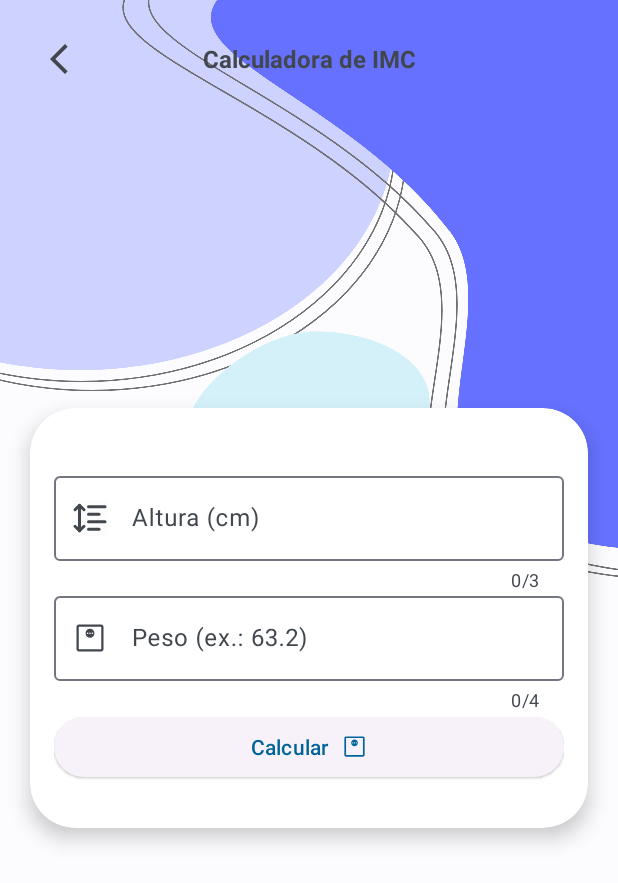
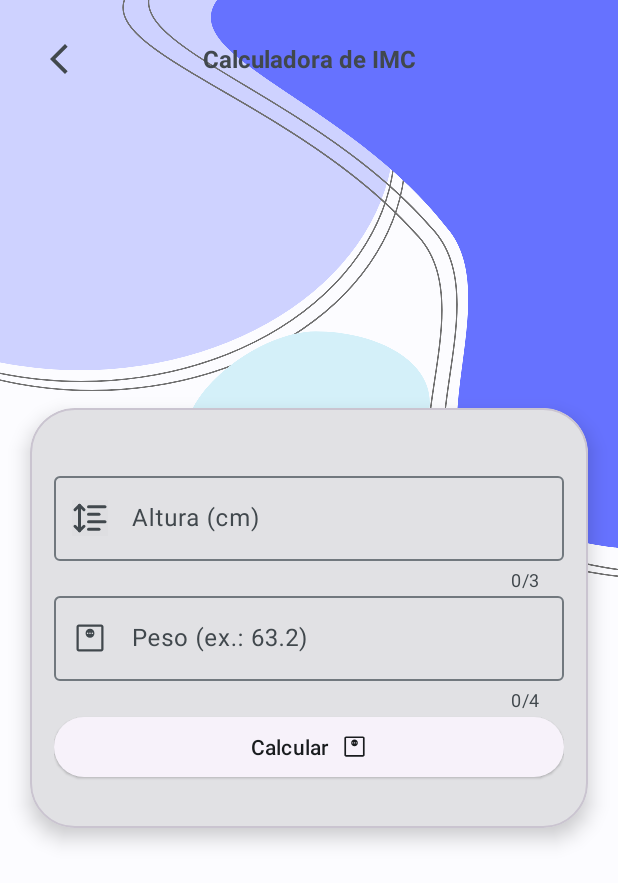
Before and after one commit to rodrigofelixf/nao-reveze, an Android app: the CalculateImcFragment screen opened through its navigation route, on a phone screen of 412 x 824 dp. Shown: the top 883 px of the screen. Run offline under Robolectric (Android 15) with nearby library versions, the phone set to English and light mode, and no system bars; our stand-ins replace navigation-ui.

Commit message:
atualizacao de cores

```diff
--- a/app/src/main/java/br/com/rodrigo/naoreveze/MainActivity.kt
+++ b/app/src/main/java/br/com/rodrigo/naoreveze/MainActivity.kt
@@ -1,5 +1,7 @@
 package br.com.rodrigo.naoreveze
 
+import android.content.res.ColorStateList
+import android.graphics.Color
 import androidx.appcompat.app.AppCompatActivity
 import android.os.Bundle
 
@@ -26,6 +28,9 @@ class MainActivity : AppCompatActivity() {
     override fun onCreate(savedInstanceState: Bundle?) {
         super.onCreate(savedInstanceState)
         setContentView(binding.root)
+
+        binding.bottomNavigation.itemActiveIndicatorColor = ColorStateList.valueOf(getColor(R.color.md_theme_dark_surfaceVariant)
+        )
 
         initBottomNavigation()
 
--- a/app/src/main/res/layout/activity_main.xml
+++ b/app/src/main/res/layout/activity_main.xml
@@ -26,9 +26,13 @@
         android:id="@+id/bottom_navigation"
         android:layout_width="match_parent"
         android:layout_height="wrap_content"
+        app:itemBackground="@color/seed"
+        app:itemIconTint="@color/app_color_white"
+        app:itemTextColor="@color/app_color_white"
         app:itemIconSize="35dp"
         app:layout_constraintBottom_toBottomOf="parent"
         app:layout_constraintEnd_toEndOf="parent"
+        app:layout_constraintHorizontal_bias="0.0"
         app:layout_constraintStart_toStartOf="parent"
         app:menu="@menu/bottom_navigation_menu" />
 
--- a/app/src/main/res/layout/fragment_calculate_imc.xml
+++ b/app/src/main/res/layout/fragment_calculate_imc.xml
@@ -46,7 +46,7 @@
         app:layout_constraintStart_toStartOf="parent"
         app:layout_constraintTop_toTopOf="parent" />
 
-    <androidx.cardview.widget.CardView
+    <com.google.android.material.card.MaterialCardView
         android:id="@+id/cardView"
         android:layout_width="match_parent"
         android:layout_height="280dp"
@@ -127,7 +127,7 @@
                 android:visibility="invisible" />
         </FrameLayout>
 
-    </androidx.cardview.widget.CardView>
+    </com.google.android.material.card.MaterialCardView>
 
 
 </androidx.constraintlayout.widget.ConstraintLayout>
--- a/app/src/main/res/layout/fragment_home.xml
+++ b/app/src/main/res/layout/fragment_home.xml
@@ -3,6 +3,7 @@
     xmlns:app="http://schemas.android.com/apk/res-auto"
     xmlns:tools="http://schemas.android.com/tools"
     android:layout_width="match_parent"
+    android:background="@color/background_app"
     android:layout_height="match_parent"
     tools:context=".MainActivity">
 
@@ -30,6 +31,7 @@
         android:id="@+id/textView_saudacoes_nome"
         app:layout_constraintStart_toEndOf="@id/cardView_Home_perfil"
         app:layout_constraintTop_toTopOf="parent"
+        android:textColor="@color/app_color_white"
         android:textSize="12sp"
         android:layout_width="wrap_content"
         android:layout_marginTop="30dp"
@@ -38,6 +40,7 @@
         android:layout_height="wrap_content"/>
 
     <TextView
+        android:textColor="@color/app_color_white"
         android:id="@+id/textView_data_atual"
         app:layout_constraintStart_toEndOf="@id/cardView_Home_perfil"
         app:layout_constraintTop_toBottomOf="@id/textView_saudacoes_nome"
--- a/app/src/main/res/layout/fragment_perfil.xml
+++ b/app/src/main/res/layout/fragment_perfil.xml
@@ -3,6 +3,7 @@
     xmlns:app="http://schemas.android.com/apk/res-auto"
     xmlns:tools="http://schemas.android.com/tools"
     android:layout_width="match_parent"
+    android:background="@color/background_app"
     android:layout_height="match_parent"
     tools:context=".MainActivity">
 
--- a/app/src/main/res/layout/fragment_treino.xml
+++ b/app/src/main/res/layout/fragment_treino.xml
@@ -7,6 +7,7 @@
 
     <androidx.constraintlayout.widget.ConstraintLayout
         android:layout_width="match_parent"
+        android:background="@color/background_app"
         android:layout_height="match_parent"
         tools:context=".MainActivity">
 
--- a/app/src/main/res/menu/bottom_navigation_menu.xml
+++ b/app/src/main/res/menu/bottom_navigation_menu.xml
@@ -18,6 +18,7 @@
         app:showAsAction="ifRoom" />
 
     <item
+
         android:id="@+id/perfilFragment"
         android:icon="@drawable/inc_profile"
         android:title="Perfil"
--- a/app/src/main/res/values-night/themes.xml
+++ b/app/src/main/res/values-night/themes.xml
@@ -1,7 +1,7 @@
 <resources xmlns:tools="http://schemas.android.com/tools">
     <!-- Base application theme. -->
     <style name="Base.Theme.NaoReveze" parent="Theme.Material3.DayNight.NoActionBar">
-        <item name="colorPrimary">@color/md_theme_dark_primary</item>
+        <item name="colorPrimary">@color/md_theme_dark_background</item>
         <item name="colorOnPrimary">@color/md_theme_dark_onPrimary</item>
         <item name="colorPrimaryContainer">@color/md_theme_dark_primaryContainer</item>
         <item name="colorOnPrimaryContainer">@color/md_theme_dark_onPrimaryContainer</item>
--- a/app/src/main/res/values/colors.xml
+++ b/app/src/main/res/values/colors.xml
@@ -1,65 +1,67 @@
 
 <resources>
+    <color name="app_color_white">#E2E2E5</color>
+    <color name="background_app">#191C1E</color>
     <color name="white">#FFFFFFFF</color>
-    <color name="seed">#006399</color>
-    <color name="md_theme_light_primary">#006399</color>
+    <color name="seed">#073147</color>
+    <color name="md_theme_light_primary">#006590</color>
     <color name="md_theme_light_onPrimary">#FFFFFF</color>
-    <color name="md_theme_light_primaryContainer">#CDE5FF</color>
-    <color name="md_theme_light_onPrimaryContainer">#001D32</color>
-    <color name="md_theme_light_secondary">#51606F</color>
+    <color name="md_theme_light_primaryContainer">#C8E6FF</color>
+    <color name="md_theme_light_onPrimaryContainer">#001E2F</color>
+    <color name="md_theme_light_secondary">#4F606E</color>
     <color name="md_theme_light_onSecondary">#FFFFFF</color>
-    <color name="md_theme_light_secondaryContainer">#D5E4F6</color>
-    <color name="md_theme_light_onSecondaryContainer">#0E1D2A</color>
-    <color name="md_theme_light_tertiary">#67587A</color>
+    <color name="md_theme_light_secondaryContainer">#D3E5F5</color>
+    <color name="md_theme_light_onSecondaryContainer">#0B1D29</color>
+    <color name="md_theme_light_tertiary">#63597C</color>
     <color name="md_theme_light_onTertiary">#FFFFFF</color>
-    <color name="md_theme_light_tertiaryContainer">#EEDCFF</color>
-    <color name="md_theme_light_onTertiaryContainer">#221533</color>
+    <color name="md_theme_light_tertiaryContainer">#E9DDFF</color>
+    <color name="md_theme_light_onTertiaryContainer">#1F1635</color>
     <color name="md_theme_light_error">#BA1A1A</color>
     <color name="md_theme_light_errorContainer">#FFDAD6</color>
     <color name="md_theme_light_onError">#FFFFFF</color>
     <color name="md_theme_light_onErrorContainer">#410002</color>
     <color name="md_theme_light_background">#FCFCFF</color>
-    <color name="md_theme_light_onBackground">#1A1C1E</color>
+    <color name="md_theme_light_onBackground">#191C1E</color>
     <color name="md_theme_light_surface">#FCFCFF</color>
-    <color name="md_theme_light_onSurface">#1A1C1E</color>
-    <color name="md_theme_light_surfaceVariant">#DEE3EB</color>
-    <color name="md_theme_light_onSurfaceVariant">#42474E</color>
-    <color name="md_theme_light_outline">#72777F</color>
-    <color name="md_theme_light_inverseOnSurface">#F0F0F4</color>
-    <color name="md_theme_light_inverseSurface">#2F3033</color>
-    <color name="md_theme_light_inversePrimary">#95CCFF</color>
+    <color name="md_theme_light_onSurface">#191C1E</color>
+    <color name="md_theme_light_surfaceVariant">#DDE3EA</color>
+    <color name="md_theme_light_onSurfaceVariant">#41484D</color>
+    <color name="md_theme_light_outline">#71787E</color>
+    <color name="md_theme_light_inverseOnSurface">#F0F0F3</color>
+    <color name="md_theme_light_inverseSurface">#2E3133</color>
+    <color name="md_theme_light_inversePrimary">#88CEFF</color>
     <color name="md_theme_light_shadow">#000000</color>
-    <color name="md_theme_light_surfaceTint">#006399</color>
-    <color name="md_theme_light_outlineVariant">#C2C7CF</color>
+    <color name="md_theme_light_surfaceTint">#006590</color>
+    <color name="md_theme_light_outlineVariant">#C1C7CE</color>
     <color name="md_theme_light_scrim">#000000</color>
-    <color name="md_theme_dark_primary">#95CCFF</color>
-    <color name="md_theme_dark_onPrimary">#003352</color>
-    <color name="md_theme_dark_primaryContainer">#004A75</color>
-    <color name="md_theme_dark_onPrimaryContainer">#CDE5FF</color>
-    <color name="md_theme_dark_secondary">#B9C8DA</color>
-    <color name="md_theme_dark_onSecondary">#233240</color>
-    <color name="md_theme_dark_secondaryContainer">#3A4857</color>
-    <color name="md_theme_dark_onSecondaryContainer">#D5E4F6</color>
-    <color name="md_theme_dark_tertiary">#D2BFE7</color>
-    <color name="md_theme_dark_onTertiary">#382A49</color>
-    <color name="md_theme_dark_tertiaryContainer">#4F4061</color>
-    <color name="md_theme_dark_onTertiaryContainer">#EEDCFF</color>
+    <color name="md_theme_dark_primary">#88CEFF</color>
+    <color name="md_theme_dark_onPrimary">#00344D</color>
+    <color name="md_theme_dark_primaryContainer">#004C6E</color>
+    <color name="md_theme_dark_onPrimaryContainer">#C8E6FF</color>
+    <color name="md_theme_dark_secondary">#B7C9D8</color>
+    <color name="md_theme_dark_onSecondary">#21323F</color>
+    <color name="md_theme_dark_secondaryContainer">#384956</color>
+    <color name="md_theme_dark_onSecondaryContainer">#D3E5F5</color>
+    <color name="md_theme_dark_tertiary">#CEC0E8</color>
+    <color name="md_theme_dark_onTertiary">#352B4B</color>
+    <color name="md_theme_dark_tertiaryContainer">#4B4163</color>
+    <color name="md_theme_dark_onTertiaryContainer">#E9DDFF</color>
     <color name="md_theme_dark_error">#FFB4AB</color>
     <color name="md_theme_dark_errorContainer">#93000A</color>
     <color name="md_theme_dark_onError">#690005</color>
     <color name="md_theme_dark_onErrorContainer">#FFDAD6</color>
-    <color name="md_theme_dark_background">#1A1C1E</color>
+    <color name="md_theme_dark_background">#191C1E</color>
     <color name="md_theme_dark_onBackground">#E2E2E5</color>
-    <color name="md_theme_dark_surface">#1A1C1E</color>
+    <color name="md_theme_dark_surface">#191C1E</color>
     <color name="md_theme_dark_onSurface">#E2E2E5</color>
-    <color name="md_theme_dark_surfaceVariant">#42474E</color>
-    <color name="md_theme_dark_onSurfaceVariant">#C2C7CF</color>
-    <color name="md_theme_dark_outline">#8C9198</color>
-    <color name="md_theme_dark_inverseOnSurface">#1A1C1E</color>
+    <color name="md_theme_dark_surfaceVariant">#41484D</color>
+    <color name="md_theme_dark_onSurfaceVariant">#C1C7CE</color>
+    <color name="md_theme_dark_outline">#8B9198</color>
+    <color name="md_theme_dark_inverseOnSurface">#191C1E</color>
     <color name="md_theme_dark_inverseSurface">#E2E2E5</color>
-    <color name="md_theme_dark_inversePrimary">#006399</color>
+    <color name="md_theme_dark_inversePrimary">#006590</color>
     <color name="md_theme_dark_shadow">#000000</color>
-    <color name="md_theme_dark_surfaceTint">#95CCFF</color>
-    <color name="md_theme_dark_outlineVariant">#42474E</color>
+    <color name="md_theme_dark_surfaceTint">#88CEFF</color>
+    <color name="md_theme_dark_outlineVariant">#41484D</color>
     <color name="md_theme_dark_scrim">#000000</color>
 </resources>
--- a/app/src/main/res/values/themes.xml
+++ b/app/src/main/res/values/themes.xml
@@ -1,7 +1,7 @@
 <resources xmlns:tools="http://schemas.android.com/tools">
     <!-- Base application theme. -->
     <style name="Base.Theme.NaoReveze" parent="Theme.Material3.DayNight.NoActionBar">
-        <item name="colorPrimary">@color/md_theme_light_primary</item>
+        <item name="colorPrimary">@color/md_theme_dark_background</item>
         <item name="colorOnPrimary">@color/md_theme_light_onPrimary</item>
         <item name="colorPrimaryContainer">@color/md_theme_light_primaryContainer</item>
         <item name="colorOnPrimaryContainer">@color/md_theme_light_onPrimaryContainer</item>
```
